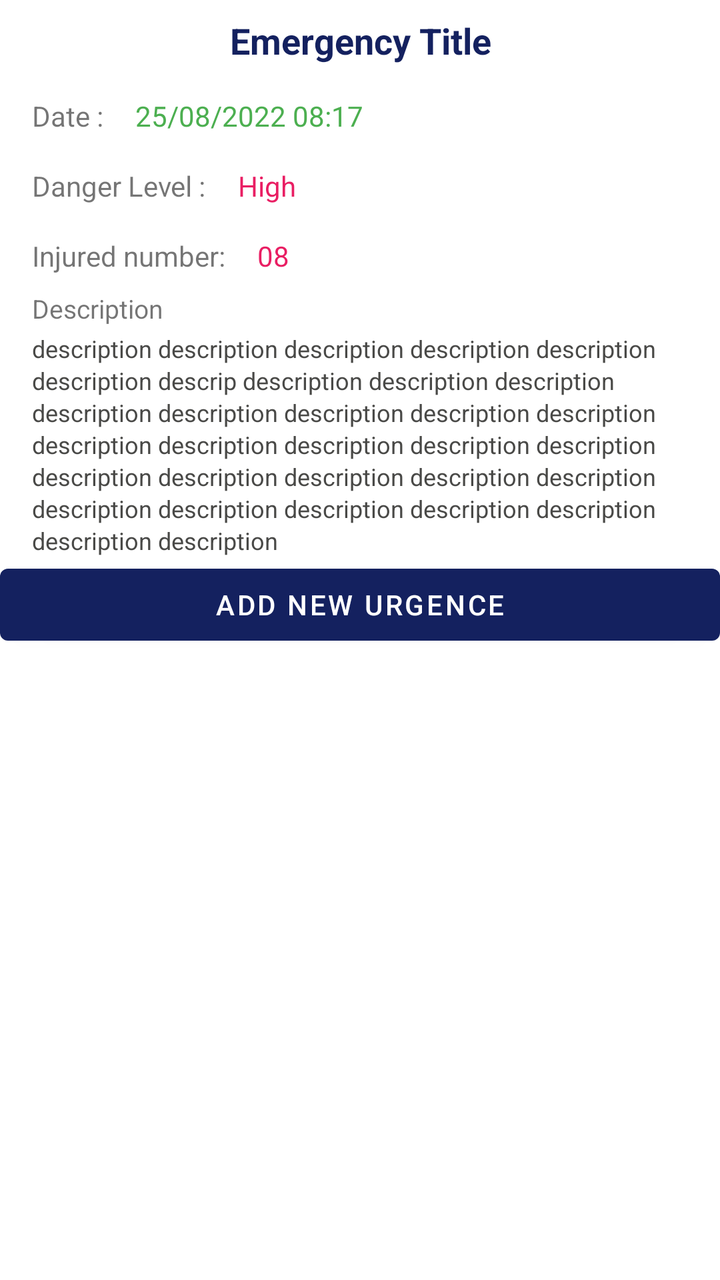
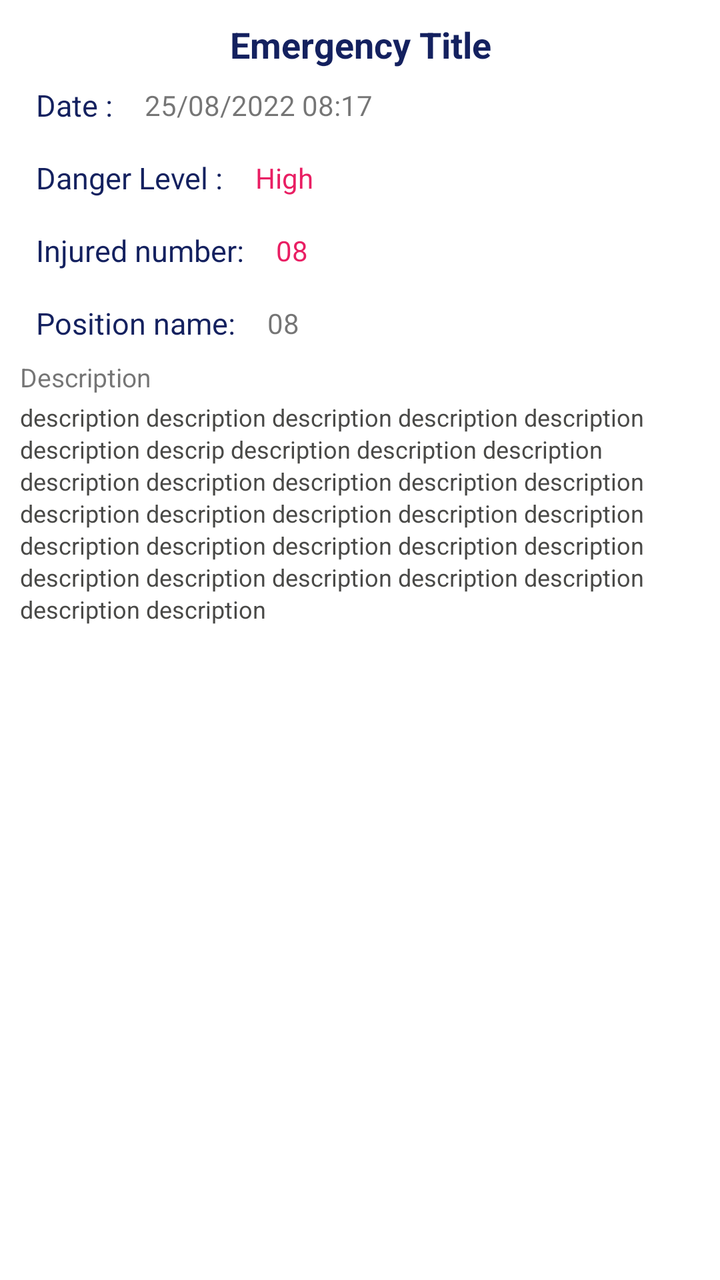

Compare the two renders of this Android layout. The source of the first and the diff that turns it into the second are given below.
<!-- AndroidManifest.xml: application theme Theme.EmergencySystem -->
<!-- res/layout/bottom_sheet_dialog_layout.xml -->
<?xml version="1.0" encoding="utf-8"?>
<LinearLayout
    xmlns:android="http://schemas.android.com/apk/res/android"
    android:orientation="vertical"
    android:layout_width="match_parent"
    android:layout_height="match_parent">
    <TextView
        android:layout_width="match_parent"
        android:layout_height="wrap_content"
        android:text="Emergency Title"
        android:textAlignment="center"
        android:textSize="18sp"
        android:textStyle="bold"
        android:textColor="@color/colorApp"
        android:padding="8dp"
        />
    <LinearLayout
        android:layout_width="match_parent"
        android:layout_height="wrap_content"
        android:orientation="horizontal"
        android:id="@+id/download"
        android:background="?android:attr/selectableItemBackground"
        android:paddingHorizontal="8dp">

        <TextView
            android:layout_width="wrap_content"
            android:layout_height="wrap_content"
            android:text="Date :"
            android:layout_gravity="center_vertical"
            android:padding="8dp"/>

        <TextView
            android:layout_width="wrap_content"
            android:layout_height="wrap_content"
            android:text="25/08/2022 08:17"
            android:textColor="#4CAF50"
            android:layout_gravity="center_vertical"
            android:padding="8dp"/>
    </LinearLayout>

    <LinearLayout
        android:layout_width="match_parent"
        android:layout_height="wrap_content"
        android:orientation="horizontal"
        android:id="@+id/shareLinearLayout"
        android:background="?android:attr/selectableItemBackground"
        android:paddingHorizontal="8dp">

        <TextView
            android:layout_width="wrap_content"
            android:layout_height="wrap_content"
            android:text="Danger Level :"
            android:layout_gravity="center_vertical"
            android:padding="8dp"/>

        <TextView
            android:layout_width="wrap_content"
            android:layout_height="wrap_content"
            android:text="High"
            android:textColor="#E91E63"
            android:layout_gravity="center_vertical"
            android:padding="8dp"/>

    </LinearLayout>

    <LinearLayout
        android:layout_width="match_parent"
        android:layout_height="wrap_content"
        android:orientation="horizontal"
        android:id="@+id/uploadLinearLaySout"
        android:background="?android:attr/selectableItemBackground"
        android:paddingHorizontal="8dp">

        <TextView
            android:layout_width="wrap_content"
            android:layout_height="wrap_content"
            android:text="Injured number:"
            android:layout_gravity="center_vertical"
            android:padding="8dp"/>
        <TextView
            android:layout_width="wrap_content"
            android:layout_height="wrap_content"
            android:text="08"
            android:textColor="#E91E63"
            android:layout_gravity="center_vertical"
            android:padding="8dp"/>

    </LinearLayout>

    <TextView
        android:layout_width="wrap_content"
        android:layout_height="wrap_content"
        android:text="Description"
        android:layout_marginBottom="3dp"
        android:textSize="13sp"
        android:paddingLeft="16dp"
        />
    <TextView
        android:layout_width="match_parent"
        android:layout_height="wrap_content"
        android:lineSpacingExtra="2sp"
        android:scrollbars="vertical"
        android:textColor="#494947"
        android:textSize="12sp"
        android:paddingHorizontal="16dp"
        android:text="description description description description description description descrip description description description description description description description description description description description description description description description description description description description description description description description description description "
        />
    <Button
        android:layout_width="match_parent"
        android:layout_height="wrap_content"
        android:id="@+id/addUrgence"
        android:text="add new urgence"
        />
</LinearLayout>
<!-- resources referenced by this layout -->
<resources>
  <color name="colorApp">#FF14215F</color>
  <style name="Theme.EmergencySystem" parent="Theme.MaterialComponents.DayNight.DarkActionBar">
          
          <item name="colorPrimary">@color/purple_500</item>
          <item name="colorPrimaryVariant">@color/purple_700</item>
          <item name="colorOnPrimary">@color/white</item>
          
          <item name="colorSecondary">@color/teal_200</item>
          <item name="colorSecondaryVariant">@color/teal_700</item>
          <item name="colorOnSecondary">@color/black</item>
          
          <item name="android:statusBarColor" tools:targetApi="l">?attr/colorPrimaryVariant</item>
          
      </style>
  <color name="purple_500">#FF14215F</color>
  <color name="purple_700">#FF14215F</color>
  <color name="white">#FFFFFFFF</color>
  <color name="teal_200">#FF03DAC5</color>
  <color name="teal_700">#FF018786</color>
  <color name="black">#FF000000</color>
</resources>

<!-- the commit's change to res/layout/bottom_sheet_dialog_layout.xml (unified diff, before → after) -->
@@ -2,17 +2,19 @@
 <LinearLayout
     xmlns:android="http://schemas.android.com/apk/res/android"
     android:orientation="vertical"
+    android:padding="10dp"
     android:layout_width="match_parent"
+    android:background="@drawable/rounded_dialog"
     android:layout_height="match_parent">
     <TextView
         android:layout_width="match_parent"
         android:layout_height="wrap_content"
         android:text="Emergency Title"
+        android:id="@+id/titleEmergency"
         android:textAlignment="center"
         android:textSize="18sp"
         android:textStyle="bold"
         android:textColor="@color/colorApp"
-        android:padding="8dp"
         />
     <LinearLayout
         android:layout_width="match_parent"
@@ -20,35 +22,35 @@
         android:orientation="horizontal"
         android:id="@+id/download"
         android:background="?android:attr/selectableItemBackground"
-        android:paddingHorizontal="8dp">
-
+        >
         <TextView
             android:layout_width="wrap_content"
             android:layout_height="wrap_content"
             android:text="Date :"
-            android:layout_gravity="center_vertical"
+            android:textSize="15dp"
+            android:textColor="@color/colorApp"
             android:padding="8dp"/>
-
         <TextView
             android:layout_width="wrap_content"
             android:layout_height="wrap_content"
             android:text="25/08/2022 08:17"
-            android:textColor="#4CAF50"
+            android:id="@+id/EmergencyDate"
             android:layout_gravity="center_vertical"
-            android:padding="8dp"/>
+            android:paddingStart="8dp"/>
     </LinearLayout>
-
     <LinearLayout
         android:layout_width="match_parent"
         android:layout_height="wrap_content"
         android:orientation="horizontal"
         android:id="@+id/shareLinearLayout"
         android:background="?android:attr/selectableItemBackground"
-        android:paddingHorizontal="8dp">
+        >
 
         <TextView
             android:layout_width="wrap_content"
             android:layout_height="wrap_content"
+            android:textSize="15dp"
+            android:textColor="@color/colorApp"
             android:text="Danger Level :"
             android:layout_gravity="center_vertical"
             android:padding="8dp"/>
@@ -57,21 +59,23 @@
             android:layout_width="wrap_content"
             android:layout_height="wrap_content"
             android:text="High"
+            android:id="@+id/EmergencyLevelDanger"
             android:textColor="#E91E63"
             android:layout_gravity="center_vertical"
             android:padding="8dp"/>
 
     </LinearLayout>
-
     <LinearLayout
         android:layout_width="match_parent"
         android:layout_height="wrap_content"
         android:orientation="horizontal"
         android:id="@+id/uploadLinearLaySout"
         android:background="?android:attr/selectableItemBackground"
-        android:paddingHorizontal="8dp">
+        >
 
         <TextView
+            android:textSize="15dp"
+            android:textColor="@color/colorApp"
             android:layout_width="wrap_content"
             android:layout_height="wrap_content"
             android:text="Injured number:"
@@ -81,34 +85,50 @@
             android:layout_width="wrap_content"
             android:layout_height="wrap_content"
             android:text="08"
+            android:id="@+id/EmergencyNumberInjured"
             android:textColor="#E91E63"
             android:layout_gravity="center_vertical"
             android:padding="8dp"/>
 
     </LinearLayout>
+    <LinearLayout
+        android:layout_width="match_parent"
+        android:layout_height="wrap_content"
+        android:orientation="horizontal"
+        android:background="?android:attr/selectableItemBackground"
+        >
+        <TextView
+            android:textSize="15dp"
+            android:textColor="@color/colorApp"
+            android:layout_width="wrap_content"
+            android:layout_height="wrap_content"
+            android:text="Position name:"
+            android:layout_gravity="center_vertical"
+            android:padding="8dp"/>
+        <TextView
+            android:layout_width="wrap_content"
+            android:layout_height="wrap_content"
+            android:text="08"
+            android:id="@+id/EmergencyPositionName"
+            android:layout_gravity="center_vertical"
+            android:padding="8dp"/>
 
+    </LinearLayout>
     <TextView
         android:layout_width="wrap_content"
         android:layout_height="wrap_content"
         android:text="Description"
         android:layout_marginBottom="3dp"
         android:textSize="13sp"
-        android:paddingLeft="16dp"
         />
     <TextView
         android:layout_width="match_parent"
+        android:id="@+id/EmergencyDescription"
         android:layout_height="wrap_content"
         android:lineSpacingExtra="2sp"
         android:scrollbars="vertical"
         android:textColor="#494947"
         android:textSize="12sp"
-        android:paddingHorizontal="16dp"
         android:text="description description description description description description descrip description description description description description description description description description description description description description description description description description description description description description description description description description "
         />
-    <Button
-        android:layout_width="match_parent"
-        android:layout_height="wrap_content"
-        android:id="@+id/addUrgence"
-        android:text="add new urgence"
-        />
 </LinearLayout>
<!-- resource entries referenced after the edit -->
@@ -1,6 +1,17 @@
 <!-- resources referenced by this layout -->
 <resources>
   <color name="colorApp">#FF14215F</color>
+  <!-- drawable rounded_dialog (drawable) -->
+  <?xml version="1.0" encoding="utf-8"?>
+  <shape xmlns:android="http://schemas.android.com/apk/res/android"
+      android:layout_width="match_parent"
+      android:layout_height="match_parent"
+      android:shape="rectangle">
+      <solid android:color="#fff"/>
+      <corners
+          android:topLeftRadius="20dp"
+          android:topRightRadius="20dp"/>
+  </shape>
   <style name="Theme.EmergencySystem" parent="Theme.MaterialComponents.DayNight.DarkActionBar">
           
           <item name="colorPrimary">@color/purple_500</item>
